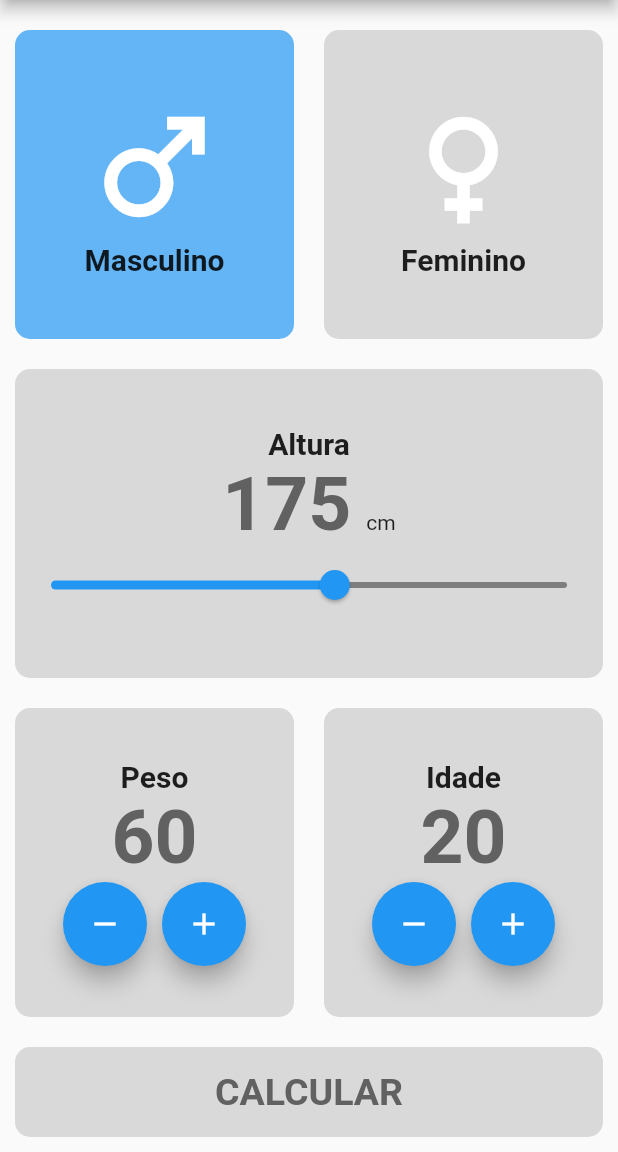
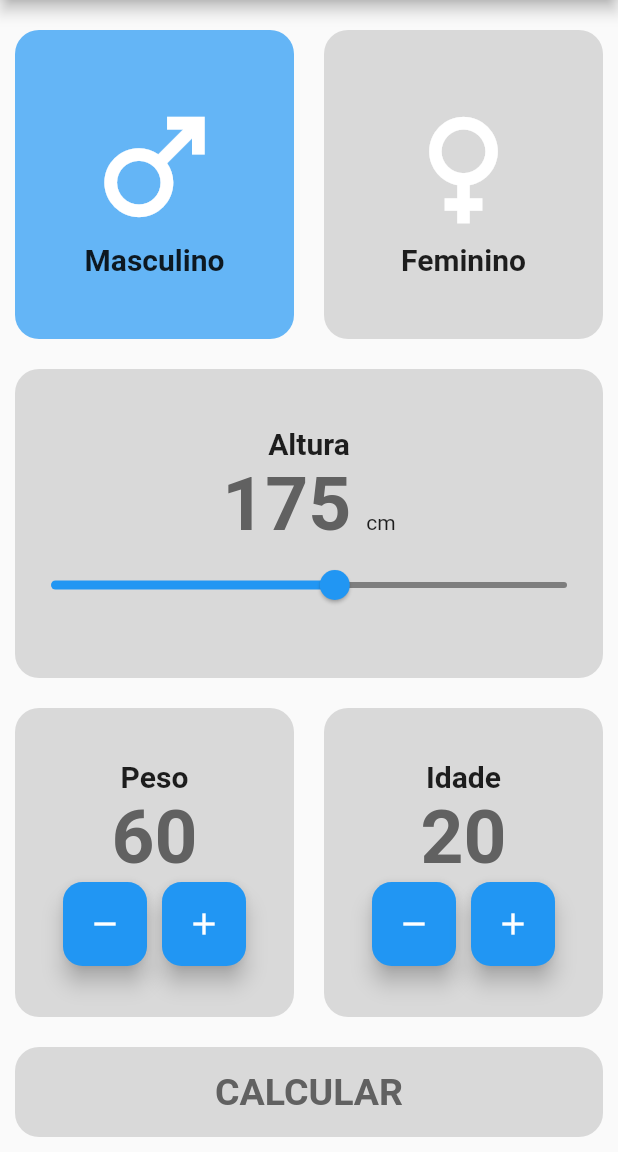
Before and after one commit to marcosramoss/Calculadora_IMC_TMB, a Flutter app: the screen it shows after launch, on a phone screen of 412 x 824 dp, the part 84-1236 px from its top. Run offline on Flutter 3.47's test engine with Material 2 defaults, Android fonts, the phone set to English and light mode, and no system bars.

Commit message:
mudanças visuais

```diff
--- a/lib/widgets/botao_arredondado.dart
+++ b/lib/widgets/botao_arredondado.dart
@@ -18,7 +18,7 @@ class BotaoArredondado extends StatelessWidget {
         width: 56,
         height: 56,
       ),
-      shape: const CircleBorder(),
+      shape: RoundedRectangleBorder(borderRadius: BorderRadius.circular(13)),
       elevation: 6,
       fillColor: cor,
       onPressed: aoPressionar,
--- a/lib/widgets/botao_calcular.dart
+++ b/lib/widgets/botao_calcular.dart
@@ -23,7 +23,7 @@ class BotaoCalcular extends StatelessWidget {
           width: double.infinity,
           height: 60,
           decoration: BoxDecoration(
-            borderRadius: BorderRadius.circular(10),
+            borderRadius: BorderRadius.circular(16),
             color: cor,
           ),
           child: Text(
--- a/lib/widgets/cartao_padrao.dart
+++ b/lib/widgets/cartao_padrao.dart
@@ -16,7 +16,7 @@ class CartaoPadrao extends StatelessWidget {
         margin: const EdgeInsets.all(10),
         decoration: BoxDecoration(
           color: cor,
-          borderRadius: BorderRadius.circular(10),
+          borderRadius: BorderRadius.circular(16),
         ),
         child: filho,
       ),
```
